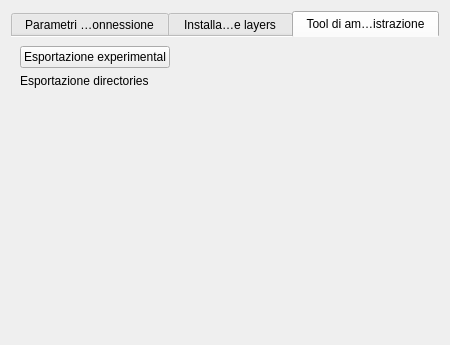
Above: pyarchinit/modules/gui/Ui_pyarchinitConfig.ui from pyarchinit/pyarchinit_218 before the change. Below: the same form after it.
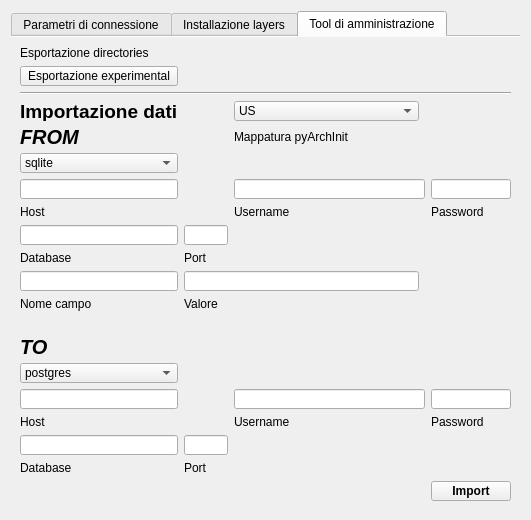
That is the form after the change. The open tabs and pages were chosen to show the change. Icons and pictures are not drawn.

Commit message: Sistema di import export

```diff
--- a/pyarchinit/modules/gui/Ui_pyarchinitConfig.ui
+++ b/pyarchinit/modules/gui/Ui_pyarchinitConfig.ui
@@ -12,8 +12,8 @@
    <rect>
     <x>0</x>
     <y>0</y>
-    <width>450</width>
-    <height>345</height>
+    <width>531</width>
+    <height>520</height>
    </rect>
   </property>
   <property name="minimumSize">
@@ -519,35 +519,131 @@
       <attribute name="title">
        <string>Tool di amministrazione</string>
       </attribute>
-      <layout class="QGridLayout" name="gridLayout_4">
-       <item row="0" column="2">
-        <widget class="QPushButton" name="pushButton_exp_directories">
-         <property name="text">
-          <string>Esportazione experimental</string>
-         </property>
-        </widget>
-       </item>
-       <item row="0" column="3">
-        <spacer name="horizontalSpacer">
-         <property name="orientation">
-          <enum>Qt::Horizontal</enum>
-         </property>
-         <property name="sizeHint" stdset="0">
-          <size>
-           <width>40</width>
-           <height>20</height>
-          </size>
-         </property>
-        </spacer>
-       </item>
-       <item row="1" column="2">
+      <layout class="QGridLayout" name="gridLayout_6">
+       <item row="0" column="1">
         <widget class="QLabel" name="label_11">
          <property name="text">
           <string>Esportazione directories</string>
          </property>
         </widget>
        </item>
-       <item row="2" column="2">
+       <item row="2" column="1">
+        <widget class="QPushButton" name="pushButton_exp_directories">
+         <property name="text">
+          <string>Esportazione experimental</string>
+         </property>
+        </widget>
+       </item>
+       <item row="3" column="1" colspan="5">
+        <widget class="Line" name="line">
+         <property name="orientation">
+          <enum>Qt::Horizontal</enum>
+         </property>
+        </widget>
+       </item>
+       <item row="7" column="1">
+        <widget class="QComboBox" name="comboBox_server_read">
+         <item>
+          <property name="text">
+           <string>sqlite</string>
+          </property>
+         </item>
+         <item>
+          <property name="text">
+           <string>postgres</string>
+          </property>
+         </item>
+        </widget>
+       </item>
+       <item row="8" column="3" colspan="2">
+        <widget class="QLineEdit" name="lineEdit_username_read"/>
+       </item>
+       <item row="8" column="5">
+        <widget class="QLineEdit" name="lineEdit_pass_read"/>
+       </item>
+       <item row="10" column="1">
+        <widget class="QLabel" name="label_17">
+         <property name="text">
+          <string>Host</string>
+         </property>
+        </widget>
+       </item>
+       <item row="10" column="3">
+        <widget class="QLabel" name="label_18">
+         <property name="text">
+          <string>Username</string>
+         </property>
+        </widget>
+       </item>
+       <item row="10" column="5">
+        <widget class="QLabel" name="label_19">
+         <property name="text">
+          <string>Password</string>
+         </property>
+        </widget>
+       </item>
+       <item row="22" column="5">
+        <widget class="QLabel" name="label_22">
+         <property name="text">
+          <string/>
+         </property>
+        </widget>
+       </item>
+       <item row="28" column="1">
+        <widget class="QComboBox" name="comboBox_server_write">
+         <item>
+          <property name="text">
+           <string>postgres</string>
+          </property>
+         </item>
+         <item>
+          <property name="text">
+           <string>sqlite</string>
+          </property>
+         </item>
+        </widget>
+       </item>
+       <item row="29" column="1">
+        <widget class="QLineEdit" name="lineEdit_host_write"/>
+       </item>
+       <item row="29" column="3" colspan="2">
+        <widget class="QLineEdit" name="lineEdit_username_write"/>
+       </item>
+       <item row="29" column="5">
+        <widget class="QLineEdit" name="lineEdit_pass_write"/>
+       </item>
+       <item row="30" column="1">
+        <widget class="QLabel" name="label_27">
+         <property name="text">
+          <string>Host</string>
+         </property>
+        </widget>
+       </item>
+       <item row="30" column="3">
+        <widget class="QLabel" name="label_28">
+         <property name="text">
+          <string>Username</string>
+         </property>
+        </widget>
+       </item>
+       <item row="30" column="5">
+        <widget class="QLabel" name="label_29">
+         <property name="text">
+          <string>Password</string>
+         </property>
+        </widget>
+       </item>
+       <item row="31" column="1">
+        <widget class="QLineEdit" name="lineEdit_database_write"/>
+       </item>
+       <item row="32" column="1">
+        <widget class="QLabel" name="label_24">
+         <property name="text">
+          <string>Database</string>
+         </property>
+        </widget>
+       </item>
+       <item row="34" column="1">
         <spacer name="verticalSpacer">
          <property name="orientation">
           <enum>Qt::Vertical</enum>
@@ -555,11 +651,203 @@
          <property name="sizeHint" stdset="0">
           <size>
            <width>20</width>
-           <height>40</height>
+           <height>68</height>
           </size>
          </property>
         </spacer>
        </item>
+       <item row="8" column="1">
+        <widget class="QLineEdit" name="lineEdit_host_read"/>
+       </item>
+       <item row="12" column="1">
+        <widget class="QLineEdit" name="lineEdit_database_read"/>
+       </item>
+       <item row="5" column="1">
+        <widget class="QLabel" name="label_59">
+         <property name="font">
+          <font>
+           <pointsize>14</pointsize>
+           <weight>75</weight>
+           <bold>true</bold>
+          </font>
+         </property>
+         <property name="text">
+          <string>Importazione dati</string>
+         </property>
+        </widget>
+       </item>
+       <item row="6" column="1">
+        <widget class="QLabel" name="label_60">
+         <property name="font">
+          <font>
+           <pointsize>15</pointsize>
+           <weight>75</weight>
+           <italic>true</italic>
+           <bold>true</bold>
+          </font>
+         </property>
+         <property name="text">
+          <string>FROM</string>
+         </property>
+        </widget>
+       </item>
+       <item row="27" column="1">
+        <widget class="QLabel" name="label_61">
+         <property name="font">
+          <font>
+           <pointsize>15</pointsize>
+           <weight>75</weight>
+           <italic>true</italic>
+           <bold>true</bold>
+          </font>
+         </property>
+         <property name="text">
+          <string>TO</string>
+         </property>
+        </widget>
+       </item>
+       <item row="33" column="5">
+        <widget class="QPushButton" name="pushButton_import">
+         <property name="font">
+          <font>
+           <pointsize>9</pointsize>
+           <weight>75</weight>
+           <bold>true</bold>
+          </font>
+         </property>
+         <property name="text">
+          <string>Import</string>
+         </property>
+        </widget>
+       </item>
+       <item row="13" column="1">
+        <widget class="QLabel" name="label_20">
+         <property name="text">
+          <string>Database</string>
+         </property>
+        </widget>
+       </item>
+       <item row="18" column="1">
+        <widget class="QLabel" name="label_62">
+         <property name="text">
+          <string>Nome campo</string>
+         </property>
+        </widget>
+       </item>
+       <item row="12" column="2">
+        <widget class="QLineEdit" name="lineEdit_port_read"/>
+       </item>
+       <item row="15" column="2" colspan="2">
+        <widget class="QLineEdit" name="lineEdit_value_read"/>
+       </item>
+       <item row="15" column="1">
+        <widget class="QLineEdit" name="lineEdit_field_read"/>
+       </item>
+       <item row="18" column="2">
+        <widget class="QLabel" name="label_23">
+         <property name="text">
+          <string>Valore</string>
+         </property>
+        </widget>
+       </item>
+       <item row="13" column="2">
+        <widget class="QLabel" name="label_25">
+         <property name="text">
+          <string>Port</string>
+         </property>
+        </widget>
+       </item>
+       <item row="31" column="2">
+        <widget class="QLineEdit" name="lineEdit_port_write"/>
+       </item>
+       <item row="32" column="2">
+        <widget class="QLabel" name="label_57">
+         <property name="text">
+          <string>Port</string>
+         </property>
+        </widget>
+       </item>
+       <item row="6" column="3">
+        <widget class="QLabel" name="label_21">
+         <property name="text">
+          <string>Mappatura pyArchInit</string>
+         </property>
+        </widget>
+       </item>
+       <item row="5" column="3">
+        <widget class="QComboBox" name="comboBox_mapper_read">
+         <item>
+          <property name="text">
+           <string>US</string>
+          </property>
+         </item>
+         <item>
+          <property name="text">
+           <string>UT</string>
+          </property>
+         </item>
+         <item>
+          <property name="text">
+           <string>SITE</string>
+          </property>
+         </item>
+         <item>
+          <property name="text">
+           <string>PERIODIZZAZIONE</string>
+          </property>
+         </item>
+         <item>
+          <property name="text">
+           <string>INVENTARIO_MATERIALI</string>
+          </property>
+         </item>
+         <item>
+          <property name="text">
+           <string>STRUTTURA</string>
+          </property>
+         </item>
+         <item>
+          <property name="text">
+           <string>TAFONOMIA</string>
+          </property>
+         </item>
+         <item>
+          <property name="text">
+           <string>PYARCHINIT_THESAURUS</string>
+          </property>
+         </item>
+         <item>
+          <property name="text">
+           <string>SCHEDAIND</string>
+          </property>
+         </item>
+         <item>
+          <property name="text">
+           <string>DETSESSO</string>
+          </property>
+         </item>
+         <item>
+          <property name="text">
+           <string>DETETA</string>
+          </property>
+         </item>
+         <item>
+          <property name="text">
+           <string>ARCHEOZOOLOGY</string>
+          </property>
+         </item>
+         <item>
+          <property name="text">
+           <string>CAMPIONI</string>
+          </property>
+         </item>
+         <item>
+          <property name="text">
+           <string>DOCUMENTAZIONE</string>
+          </property>
+         </item>
+        </widget>
+       </item>
       </layout>
      </widget>
     </widget>
```
Left out of the diff: 271 changed lines with no effect on the pictures. Lines whose indentation alone changed are shown as unchanged. The commit also changes 5 other files.
